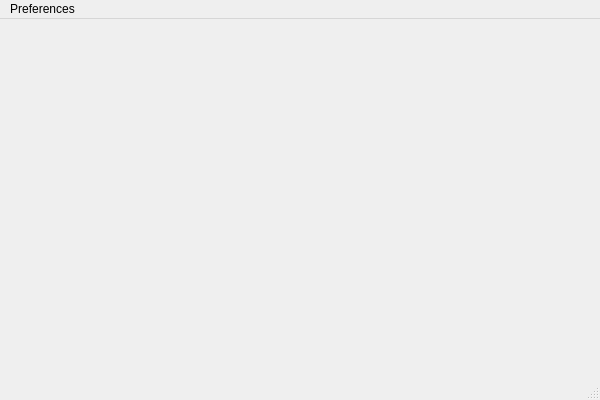
This is src/jamtaba/gui/mainframe.ui in elieserdejesus/JamTaba as Qt 5 draws it before an edit. The edited form follows.
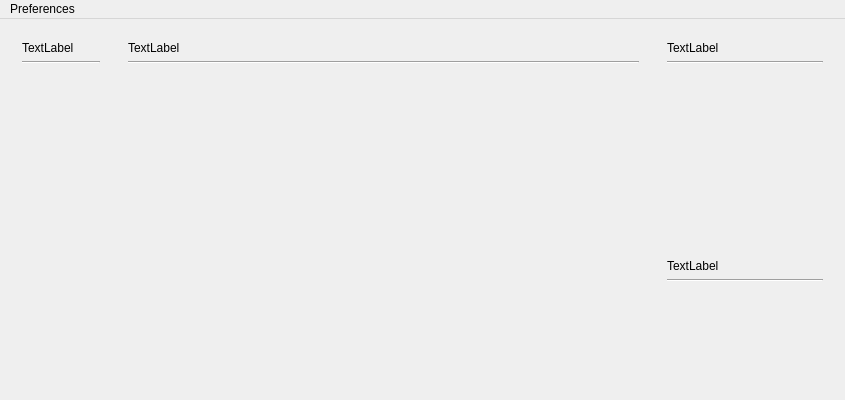
This is the edited form. Custom widgets are drawn as their Qt base class.

```diff
--- a/src/jamtaba/gui/mainframe.ui
+++ b/src/jamtaba/gui/mainframe.ui
@@ -6,20 +6,209 @@
    <rect>
     <x>0</x>
     <y>0</y>
-    <width>600</width>
+    <width>845</width>
     <height>400</height>
    </rect>
   </property>
   <property name="windowTitle">
    <string notr="true">Jamtaba</string>
   </property>
-  <widget class="QWidget" name="centralWidget"/>
+  <widget class="QWidget" name="centralWidget">
+   <layout class="QHBoxLayout" name="horizontalLayout">
+    <item>
+     <widget class="QWidget" name="leftPanel" native="true">
+      <property name="sizePolicy">
+       <sizepolicy hsizetype="Fixed" vsizetype="Preferred">
+        <horstretch>0</horstretch>
+        <verstretch>0</verstretch>
+       </sizepolicy>
+      </property>
+      <property name="minimumSize">
+       <size>
+        <width>100</width>
+        <height>0</height>
+       </size>
+      </property>
+      <layout class="QVBoxLayout" name="verticalLayout_2">
+       <item>
+        <widget class="QLabel" name="label">
+         <property name="text">
+          <string>TextLabel</string>
+         </property>
+        </widget>
+       </item>
+       <item>
+        <widget class="Line" name="line">
+         <property name="autoFillBackground">
+          <bool>false</bool>
+         </property>
+         <property name="frameShadow">
+          <enum>QFrame::Sunken</enum>
+         </property>
+         <property name="orientation">
+          <enum>Qt::Horizontal</enum>
+         </property>
+        </widget>
+       </item>
+       <item>
+        <widget class="TrackView" name="widget_2" native="true">
+         <property name="sizePolicy">
+          <sizepolicy hsizetype="Preferred" vsizetype="Preferred">
+           <horstretch>0</horstretch>
+           <verstretch>1</verstretch>
+          </sizepolicy>
+         </property>
+        </widget>
+       </item>
+      </layout>
+     </widget>
+    </item>
+    <item>
+     <widget class="QWidget" name="contentPanel" native="true">
+      <property name="sizePolicy">
+       <sizepolicy hsizetype="Preferred" vsizetype="Preferred">
+        <horstretch>3</horstretch>
+        <verstretch>0</verstretch>
+       </sizepolicy>
+      </property>
+      <layout class="QVBoxLayout" name="verticalLayout_3">
+       <item>
+        <widget class="QLabel" name="label_2">
+         <property name="text">
+          <string>TextLabel</string>
+         </property>
+        </widget>
+       </item>
+       <item>
+        <widget class="Line" name="line_2">
+         <property name="autoFillBackground">
+          <bool>false</bool>
+         </property>
+         <property name="frameShadow">
+          <enum>QFrame::Sunken</enum>
+         </property>
+         <property name="orientation">
+          <enum>Qt::Horizontal</enum>
+         </property>
+        </widget>
+       </item>
+       <item>
+        <widget class="QWidget" name="widget_3" native="true">
+         <property name="sizePolicy">
+          <sizepolicy hsizetype="Preferred" vsizetype="Preferred">
+           <horstretch>0</horstretch>
+           <verstretch>1</verstretch>
+          </sizepolicy>
+         </property>
+        </widget>
+       </item>
+      </layout>
+     </widget>
+    </item>
+    <item>
+     <widget class="QWidget" name="widget" native="true">
+      <property name="sizePolicy">
+       <sizepolicy hsizetype="Preferred" vsizetype="Preferred">
+        <horstretch>1</horstretch>
+        <verstretch>0</verstretch>
+       </sizepolicy>
+      </property>
+      <layout class="QVBoxLayout" name="verticalLayout">
+       <property name="leftMargin">
+        <number>0</number>
+       </property>
+       <property name="topMargin">
+        <number>0</number>
+       </property>
+       <property name="rightMargin">
+        <number>0</number>
+       </property>
+       <property name="bottomMargin">
+        <number>0</number>
+       </property>
+       <item>
+        <widget class="QWidget" name="chatPanel" native="true">
+         <property name="sizePolicy">
+          <sizepolicy hsizetype="Preferred" vsizetype="Preferred">
+           <horstretch>0</horstretch>
+           <verstretch>3</verstretch>
+          </sizepolicy>
+         </property>
+         <layout class="QVBoxLayout" name="verticalLayout_4">
+          <item>
+           <widget class="QLabel" name="label_3">
+            <property name="text">
+             <string>TextLabel</string>
+            </property>
+           </widget>
+          </item>
+          <item>
+           <widget class="Line" name="line_3">
+            <property name="orientation">
+             <enum>Qt::Horizontal</enum>
+            </property>
+           </widget>
+          </item>
+          <item>
+           <widget class="QWidget" name="widget_4" native="true">
+            <property name="sizePolicy">
+             <sizepolicy hsizetype="Preferred" vsizetype="Preferred">
+              <horstretch>0</horstretch>
+              <verstretch>1</verstretch>
+             </sizepolicy>
+            </property>
+           </widget>
+          </item>
+         </layout>
+        </widget>
+       </item>
+       <item>
+        <widget class="QWidget" name="onlineUsersPanel" native="true">
+         <property name="sizePolicy">
+          <sizepolicy hsizetype="Preferred" vsizetype="Preferred">
+           <horstretch>0</horstretch>
+           <verstretch>2</verstretch>
+          </sizepolicy>
+         </property>
+         <layout class="QVBoxLayout" name="verticalLayout_5">
+          <item>
+           <widget class="QLabel" name="label_4">
+            <property name="text">
+             <string>TextLabel</string>
+            </property>
+           </widget>
+          </item>
+          <item>
+           <widget class="Line" name="line_4">
+            <property name="orientation">
+             <enum>Qt::Horizontal</enum>
+            </property>
+           </widget>
+          </item>
+          <item>
+           <widget class="QWidget" name="widget_5" native="true">
+            <property name="sizePolicy">
+             <sizepolicy hsizetype="Preferred" vsizetype="Preferred">
+              <horstretch>0</horstretch>
+              <verstretch>1</verstretch>
+             </sizepolicy>
+            </property>
+           </widget>
+          </item>
+         </layout>
+        </widget>
+       </item>
+      </layout>
+     </widget>
+    </item>
+   </layout>
+  </widget>
   <widget class="QMenuBar" name="menuBar">
    <property name="geometry">
     <rect>
      <x>0</x>
      <y>0</y>
-     <width>600</width>
+     <width>845</width>
      <height>21</height>
     </rect>
    </property>
@@ -31,7 +220,6 @@
    </widget>
    <addaction name="menuAudio"/>
   </widget>
-  <widget class="QStatusBar" name="statusBar"/>
   <action name="actionAudio">
    <property name="text">
     <string>Audio</string>
@@ -39,6 +227,14 @@
   </action>
  </widget>
  <layoutdefault spacing="6" margin="11"/>
+ <customwidgets>
+  <customwidget>
+   <class>TrackView</class>
+   <extends>QWidget</extends>
+   <header>trackview.h</header>
+   <container>1</container>
+  </customwidget>
+ </customwidgets>
  <resources/>
  <connections/>
 </ui>
```
